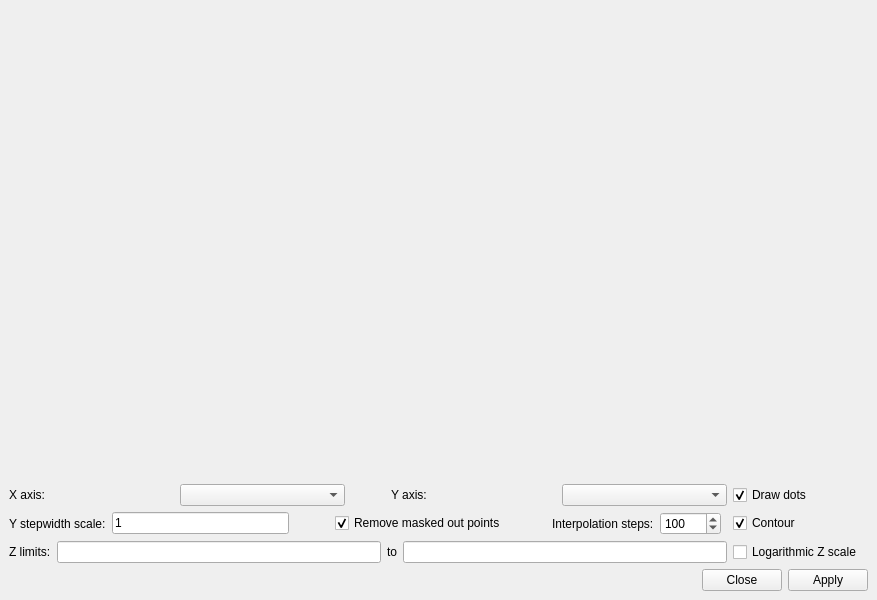
Old version of the form ufit/gui/mapping.ui in the repository McStasMcXtrace/ufit.
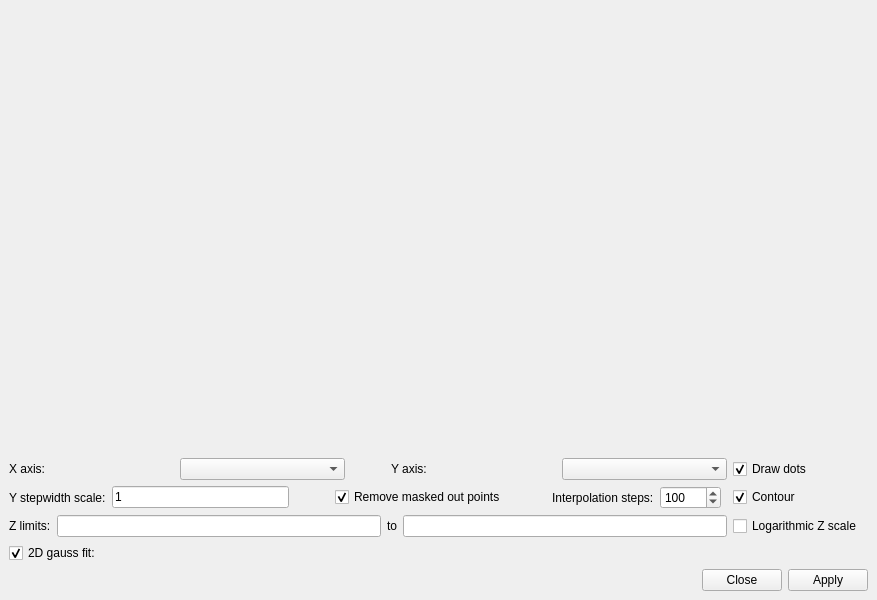
New version of the form.

Commit message: support for 2d gauss fit in mapping window

Patch:
```diff
--- a/ufit/gui/mapping.ui
+++ b/ufit/gui/mapping.ui
@@ -31,7 +31,7 @@
       </property>
      </widget>
     </item>
-    <item row="4" column="0" colspan="4">
+    <item row="5" column="0" colspan="4">
      <widget class="QDialogButtonBox" name="buttonBox">
       <property name="orientation">
        <enum>Qt::Horizontal</enum>
@@ -212,6 +212,49 @@
       </item>
      </layout>
     </item>
+    <item row="4" column="0">
+     <layout class="QHBoxLayout" name="horizontalLayout_4">
+      <item>
+       <widget class="QCheckBox" name="fitBox">
+        <property name="sizePolicy">
+         <sizepolicy hsizetype="Fixed" vsizetype="Fixed">
+          <horstretch>0</horstretch>
+          <verstretch>0</verstretch>
+         </sizepolicy>
+        </property>
+        <property name="text">
+         <string>2D gauss fit:</string>
+        </property>
+        <property name="checked">
+         <bool>true</bool>
+        </property>
+       </widget>
+      </item>
+      <item>
+       <spacer name="horizontalSpacer_5">
+        <property name="orientation">
+         <enum>Qt::Horizontal</enum>
+        </property>
+        <property name="sizeType">
+         <enum>QSizePolicy::Fixed</enum>
+        </property>
+        <property name="sizeHint" stdset="0">
+         <size>
+          <width>20</width>
+          <height>20</height>
+         </size>
+        </property>
+       </spacer>
+      </item>
+      <item>
+       <widget class="QLabel" name="fitParLbl">
+        <property name="text">
+         <string/>
+        </property>
+       </widget>
+      </item>
+     </layout>
+    </item>
    </layout>
   </widget>
   <widget class="QMenuBar" name="menubar">
@@ -220,7 +263,7 @@
      <x>0</x>
      <y>0</y>
      <width>877</width>
-     <height>22</height>
+     <height>20</height>
     </rect>
    </property>
   </widget>
```
The commit also changes 3 other files.
